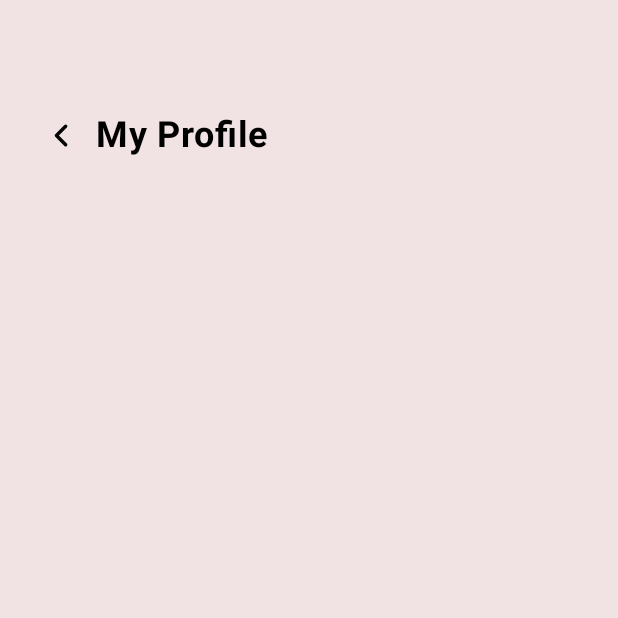
After one commit to D-Arshad-Dazai-Dimash/ieltsApp, an Android app built with Jetpack Compose: the ProfileScreen screen opened through its navigation route, on a phone screen of 412 x 824 dp, the top half of it. The commit adds this screen. Run offline under Robolectric (Android 15) with nearby library versions, the phone set to English and light mode, and no system bars.

Commit message:
Changed colors

```diff
--- a/app/build.gradle.kts
+++ b/app/build.gradle.kts
@@ -40,7 +40,7 @@ android {
         compose = true
     }
     composeOptions {
-        kotlinCompilerExtensionVersion = "1.5.1"
+        kotlinCompilerExtensionVersion = "1.5.14"
     }
     packaging {
         resources {
--- a/app/src/main/java/com/example/ielts_application_pm/MainActivity.kt
+++ b/app/src/main/java/com/example/ielts_application_pm/MainActivity.kt
@@ -53,6 +53,7 @@ fun LanguageApp() {
                 coroutineScope.launch {
                     drawerState.close()
                 }
+                navController.navigate(route)
             }
         }
     ) {
--- a/app/src/main/java/com/example/ielts_application_pm/ui/NavGraph.kt
+++ b/app/src/main/java/com/example/ielts_application_pm/ui/NavGraph.kt
@@ -6,19 +6,34 @@ import androidx.compose.ui.Modifier
 import androidx.navigation.NavHostController
 import androidx.navigation.compose.NavHost
 import androidx.navigation.compose.composable
+import com.example.ielts_application_pm.ui.screens.AboutPage
+import com.example.ielts_application_pm.ui.screens.NotificationsScreen
+import com.example.ielts_application_pm.ui.screens.ProfileScreen
+import com.example.ielts_application_pm.ui.screens.ProgressPageScreen
+import com.example.ielts_application_pm.ui.screens.ScoreboardScreen
+import com.example.ielts_application_pm.ui.screens.SettingPageScreen
+import com.example.ielts_application_pm.ui.screens.SupportPage
 import com.example.ielts_application_pm.ui.screens.TaskListScreen
+import com.example.ielts_application_pm.ui.screens.VocabularyPageScreen
 
 @Composable
 fun NavigationGraph(navController: NavHostController, modifier: Modifier = Modifier) {
     NavHost(navController, startDestination = "listening") {
-        composable("listening") { TaskListScreen("Listening", navController,  modifier) }
-        composable("writing") { TaskListScreen("Writing", navController , modifier) }
-        composable("reading") { TaskListScreen("Reading",navController ,  modifier) }
-        composable("speaking") { TaskListScreen("Speaking",  navController, modifier) }
-
+        composable("listening") { TaskListScreen("Listening", navController, modifier) }
+        composable("writing") { TaskListScreen("Writing", navController, modifier) }
+        composable("reading") { TaskListScreen("Reading", navController, modifier) }
+        composable("speaking") { TaskListScreen("Speaking", navController, modifier) }
+        composable("profile") { ProfileScreen(navController) }
+        composable("vocabulary") { VocabularyPageScreen(navController) }
+        composable("progress") { ProgressPageScreen(navController) }
+        composable("scoreboard") { ScoreboardScreen(navController) }
+        composable("notifications") { NotificationsScreen(navController) }
+        composable("settings") { SettingPageScreen(navController) }
+        composable("support") { SupportPage(navController) }
+        composable("about") { AboutPage(navController) }
         composable("taskDetail/{taskTitle}") { backStackEntry ->
             val taskTitle = backStackEntry.arguments?.getString("taskTitle") ?: ""
-            TaskDetailScreen(taskTitle , navController)
+            TaskDetailScreen(taskTitle, navController)
         }
     }
 }
--- a/app/src/main/java/com/example/ielts_application_pm/ui/components/AppButtomBar.kt
+++ b/app/src/main/java/com/example/ielts_application_pm/ui/components/AppButtomBar.kt
@@ -1,6 +1,7 @@
 package com.example.ielts_application_pm.ui.components
 
 import androidx.compose.foundation.layout.size
+import androidx.compose.foundation.shape.RoundedCornerShape
 import androidx.compose.material3.Icon
 import androidx.compose.material3.NavigationBar
 import androidx.compose.material3.NavigationBarItem
@@ -9,6 +10,7 @@ import androidx.compose.material3.Text
 import androidx.compose.runtime.Composable
 import androidx.compose.runtime.getValue
 import androidx.compose.ui.Modifier
+import androidx.compose.ui.draw.clip
 import androidx.compose.ui.graphics.Color
 import androidx.compose.ui.graphics.painter.Painter
 import androidx.compose.ui.res.painterResource
@@ -26,7 +28,7 @@ fun AppBottomNavigation(navController: NavHostController) {
         BottomNavItem("Speaking", "speaking", painterResource(R.drawable.user_speak_svgrepo_com))
     )
 
-    NavigationBar( containerColor = Color(0xFFF1E3E4)) {
+    NavigationBar(containerColor = Color(0xFFF1E3E4)) {
         val navBackStackEntry by navController.currentBackStackEntryAsState()
         val currentRoute = navBackStackEntry?.destination?.route
 
@@ -59,7 +61,8 @@ fun AppBottomNavigation(navController: NavHostController) {
                             restoreState = false
                         }
                     }
-                }
+                },
+                modifier = Modifier.clip(RoundedCornerShape(8.dp))
             )
         }
     }
--- a/app/src/main/java/com/example/ielts_application_pm/ui/components/AppTopBar.kt
+++ b/app/src/main/java/com/example/ielts_application_pm/ui/components/AppTopBar.kt
@@ -1,6 +1,7 @@
 package com.example.ielts_application_pm.ui.components
 
 import androidx.compose.foundation.layout.fillMaxWidth
+import androidx.compose.foundation.shape.RoundedCornerShape
 import androidx.compose.material.icons.Icons
 import androidx.compose.material.icons.filled.Menu
 import androidx.compose.material3.ExperimentalMaterial3Api
@@ -11,10 +12,12 @@ import androidx.compose.material3.TopAppBar
 import androidx.compose.material3.TopAppBarColors
 import androidx.compose.runtime.Composable
 import androidx.compose.ui.Modifier
+import androidx.compose.ui.draw.clip
 import androidx.compose.ui.graphics.Color
 import androidx.compose.ui.text.font.FontFamily
 import androidx.compose.ui.text.font.FontWeight
 import androidx.compose.ui.text.style.TextAlign
+import androidx.compose.ui.unit.dp
 import androidx.compose.ui.unit.sp
 
 @OptIn(ExperimentalMaterial3Api::class)
@@ -43,6 +46,7 @@ fun AppTopBar(onMenuClicked: () -> Unit) {
             navigationIconContentColor = Color(0xFFF1E3E4),
             scrolledContainerColor = Color(0xFFF1E3E4),
             actionIconContentColor = Color(0xFFF1E3E4)
-        )
+        ),
+        modifier = Modifier.clip(RoundedCornerShape(8.dp))
     )
 }
--- a/app/src/main/java/com/example/ielts_application_pm/ui/screens/LiseningScreen.kt
+++ /dev/null
@@ -1,4 +0,0 @@
-package com.example.ielts_application_pm.ui.screens
-
-class LiseningScreen {
-}
--- /dev/null
+++ b/app/src/main/java/com/example/ielts_application_pm/ui/screens/ProfileScreen.kt
@@ -0,0 +1,60 @@
+package com.example.ielts_application_pm.ui.screens
+
+import androidx.compose.foundation.background
+import androidx.compose.foundation.layout.Column
+import androidx.compose.foundation.layout.Row
+import androidx.compose.foundation.layout.fillMaxSize
+import androidx.compose.foundation.layout.fillMaxWidth
+import androidx.compose.foundation.layout.padding
+import androidx.compose.foundation.layout.size
+import androidx.compose.material3.Icon
+import androidx.compose.material3.IconButton
+import androidx.compose.material3.Text
+import androidx.compose.runtime.Composable
+import androidx.compose.ui.Alignment
+import androidx.compose.ui.Modifier
+import androidx.compose.ui.graphics.Color
+import androidx.compose.ui.res.painterResource
+import androidx.compose.ui.text.font.FontWeight.Companion.W700
+import androidx.compose.ui.unit.dp
+import androidx.compose.ui.unit.sp
+import androidx.navigation.NavHostController
+import com.example.ielts_application_pm.R
+
+@Composable
+fun ProfileScreen(navController: NavHostController) {
+    Column(
+        modifier = Modifier
+            .fillMaxSize()
+            .background(Color(0xFFF1E3E4))
+            .padding(16.dp),
+        horizontalAlignment = Alignment.CenterHorizontally
+    ) {
+        Row(
+            verticalAlignment = Alignment.CenterVertically,
+            modifier = Modifier
+                .fillMaxWidth()
+                .padding(bottom = 16.dp, top = 50.dp)
+        ) {
+            IconButton(onClick = {
+                val isPopped = navController.popBackStack()
+                if (!isPopped) {
+                    navController.navigateUp()
+                }
+            }) {
+                Icon(
+                    painter = painterResource(id = R.drawable.icon_arrow_back),
+                    contentDescription = "Back",
+                    tint = Color(0xFF040404),
+                    modifier = Modifier.size(15.dp)
+                )
+            }
+            Text(
+                text = "My Profile",
+                fontSize = 24.sp,
+                color = Color.Black,
+                fontWeight = W700
+            )
+        }
+    }
+}
--- a/app/src/main/java/com/example/ielts_application_pm/ui/screens/ReadingScreen.kt
+++ /dev/null
@@ -1,4 +0,0 @@
-package com.example.ielts_application_pm.ui.screens
-
-class ReadingScreen {
-}
--- a/app/src/main/java/com/example/ielts_application_pm/ui/screens/SpeakingScreen.kt
+++ /dev/null
@@ -1,4 +0,0 @@
-package com.example.ielts_application_pm.ui.screens
-
-class SpeakingScreen {
-}
```
Also changed, not shown: app/src/main/java/com/example/ielts_application_pm/ui/screens/AboutScreen.kt (added, +60 -0 lines), app/src/main/java/com/example/ielts_application_pm/ui/screens/NotificationsScreen.kt (added, +61 -0 lines), app/src/main/java/com/example/ielts_application_pm/ui/screens/ProgressPageScreen.kt (added, +61 -0 lines), app/src/main/java/com/example/ielts_application_pm/ui/screens/ScoreboardScreen.kt (added, +61 -0 lines), app/src/main/java/com/example/ielts_application_pm/ui/screens/SettingPageScreen.kt (added, +61 -0 lines), app/src/main/java/com/example/ielts_application_pm/ui/screens/SuppertPage.kt (added, +60 -0 lines), app/src/main/java/com/example/ielts_application_pm/ui/screens/VocabularyPageScreen.kt (added, +61 -0 lines).
